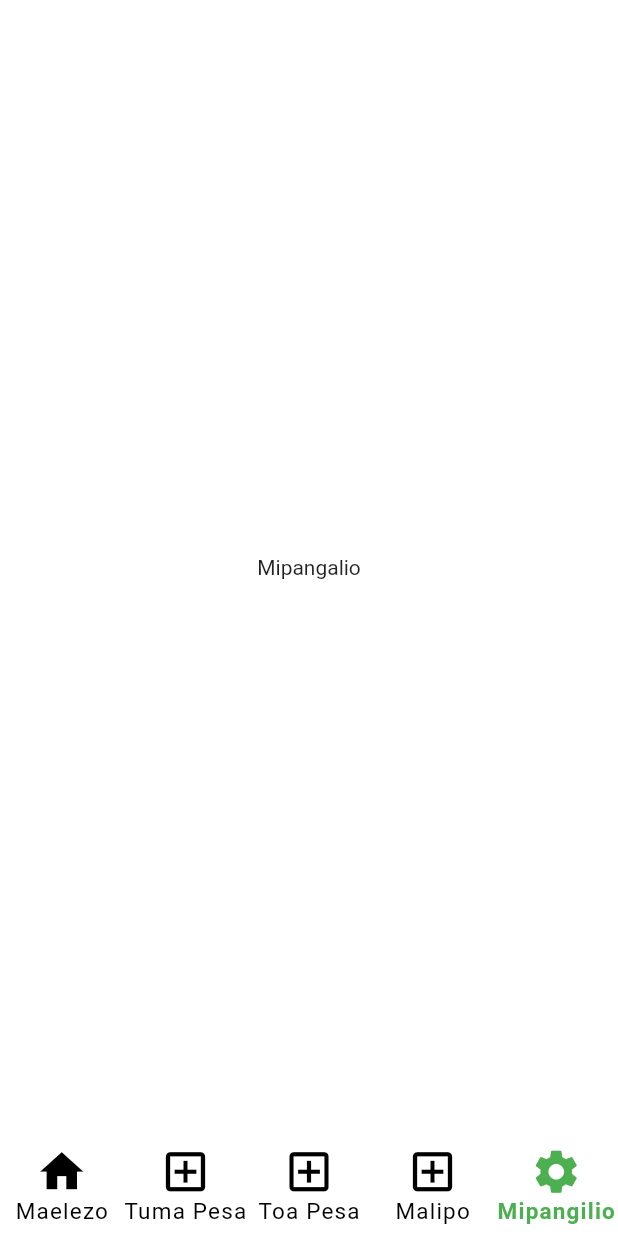
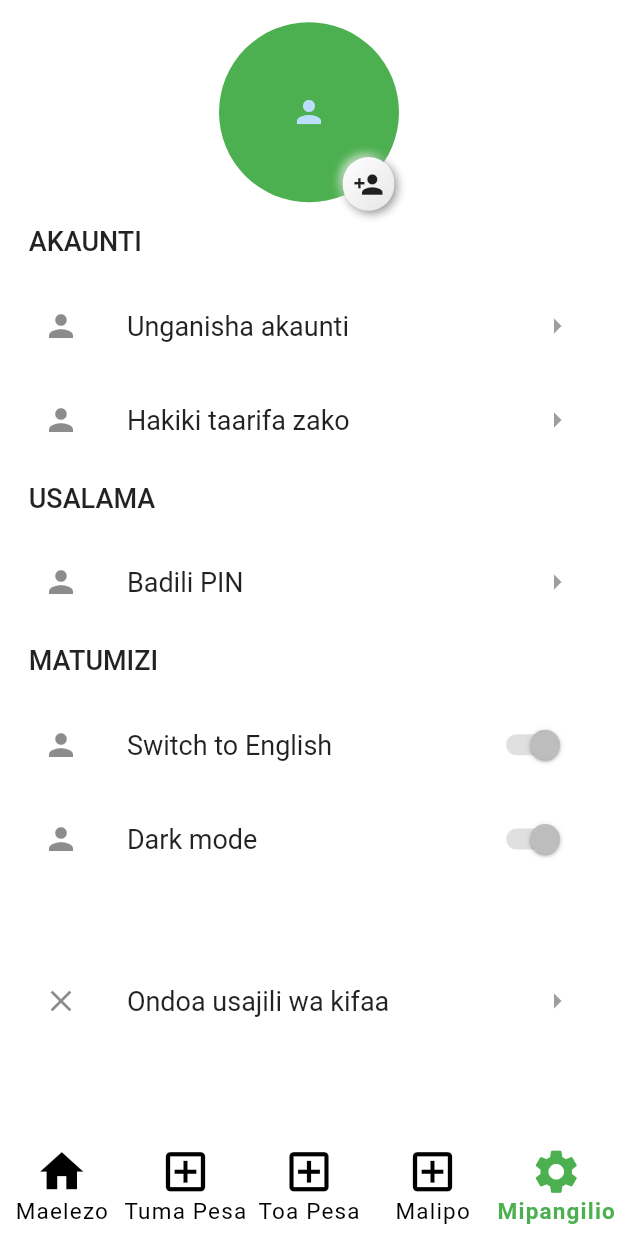
Before and after one commit to Mideny21/crdb_ui, a Flutter app: the screen it shows after launch, item 5 of the bottom bar chosen, on a phone screen of 412 x 824 dp. Run offline on Flutter 3.47's test engine with Material 2 defaults, Android fonts, the phone set to English and light mode, and no system bars; drawn by our look-alikes of flutter_neumorphic; our stand-ins replace flutter_screenutil.

Commit message:
mipangilio design

```diff
--- a/lib/pages/mipangilio.dart
+++ b/lib/pages/mipangilio.dart
@@ -1,4 +1,7 @@
+import 'package:crdb_simbanking/widgets/mipangilio.dart';
 import 'package:flutter/material.dart';
+import 'package:flutter_neumorphic/flutter_neumorphic.dart';
+import 'package:flutter_screenutil/flutter_screenutil.dart';
 
 class MipangilioScreen extends StatefulWidget {
   const MipangilioScreen({super.key});
@@ -10,9 +13,60 @@ class MipangilioScreen extends StatefulWidget {
 class _MipangilioScreenState extends State<MipangilioScreen> {
   @override
   Widget build(BuildContext context) {
-    return Container(
-      child: Center(
-        child: Text("Mipangalio"),
+    return Padding(
+      padding: const EdgeInsets.symmetric(horizontal: 8, vertical: 8).r,
+      child: ListView(
+        children: [
+          SizedBox(
+            height: 110.h,
+            child: Stack(
+              alignment: Alignment.center,
+              children: [
+                CircleAvatar(
+                  radius: 60,
+                  backgroundColor: Colors.green,
+                  child: Icon(Icons.person),
+                ),
+                Positioned(
+                    bottom: 0,
+                    right: 140,
+                    child: SizedBox(
+                      height: 30.h,
+                      width: 30.w,
+                      child: Neumorphic(
+                          style: NeumorphicStyle(
+                              shape: NeumorphicShape.convex,
+                              boxShape: NeumorphicBoxShape.roundRect(
+                                  BorderRadius.circular(20)),
+                              depth: 4,
+                              intensity: 0.75,
+                              lightSource: LightSource.topLeft,
+                              color: Colors.white),
+                          child: Icon(Icons.person_add, size: 18.sp)),
+                    ))
+              ],
+            ),
+          ),
+          MipangilioUI(title: "AKAUNTI", tile: [
+            MipangilioTile(icon: Icons.person, tileTitle: "Unganisha akaunti"),
+            MipangilioTile(icon: Icons.person, tileTitle: "Hakiki taarifa zako")
+          ]),
+          MipangilioUI(title: "USALAMA", tile: [
+            MipangilioTile(icon: Icons.person, tileTitle: "Badili PIN"),
+          ]),
+          MipangilioUI(title: "MATUMIZI", tile: [
+            MipangilioTile(
+                isIcon: false,
+                icon: Icons.person,
+                tileTitle: "Switch to English"),
+            MipangilioTile(
+                isIcon: false, icon: Icons.person, tileTitle: "Dark mode"),
+          ]),
+          MipangilioUI(title: "", tile: [
+            MipangilioTile(
+                icon: Icons.close, tileTitle: "Ondoa usajili wa kifaa"),
+          ]),
+        ],
       ),
     );
   }
--- /dev/null
+++ b/lib/widgets/mipangilio.dart
@@ -0,0 +1,73 @@
+import 'package:flutter/material.dart';
+import 'package:flutter_screenutil/flutter_screenutil.dart';
+
+class MipangilioUI extends StatelessWidget {
+  final String title;
+  final List<MipangilioTile> tile;
+  const MipangilioUI({
+    Key? key,
+    this.title = '',
+    required this.tile,
+  }) : super(key: key);
+
+  @override
+  Widget build(BuildContext context) {
+    return Column(
+        crossAxisAlignment: CrossAxisAlignment.start,
+        mainAxisAlignment: MainAxisAlignment.center,
+        children: [
+          Container(
+              height: MediaQuery.of(context).size.height * 0.055,
+              width: MediaQuery.of(context).size.width * 1.0,
+              color: Colors.transparent,
+              child: Padding(
+                padding:
+                    const EdgeInsets.symmetric(horizontal: 10.0, vertical: 10),
+                child: Text(
+                  title,
+                  style: const TextStyle(
+                      fontSize: 18, fontWeight: FontWeight.w500),
+                ),
+              )),
+          ...tile
+        ]);
+  }
+}
+
+class MipangilioTile extends StatelessWidget {
+  final IconData icon;
+  final bool isIcon;
+  final String tileTitle;
+  final Color titleColor;
+
+  const MipangilioTile({
+    Key? key,
+    required this.icon,
+    this.isIcon = true,
+    required this.tileTitle,
+    this.titleColor = Colors.black87,
+  }) : super(key: key);
+
+  @override
+  Widget build(BuildContext context) {
+    const bool isOn = true;
+    return Padding(
+      padding: const EdgeInsets.all(3).r,
+      child: ListTile(
+        tileColor: Colors.white,
+        shape: const RoundedRectangleBorder(
+            borderRadius: BorderRadius.all(Radius.circular(10))),
+        leading: Icon(icon),
+        title: Text(
+          tileTitle,
+          style: TextStyle(
+              fontSize: 18, fontWeight: FontWeight.w400, color: titleColor),
+        ),
+        trailing: isIcon
+            ? const Icon(Icons.arrow_right, color: Colors.grey)
+            : const Switch(
+                activeColor: Colors.green, value: isOn, onChanged: null),
+      ),
+    );
+  }
+}
```
